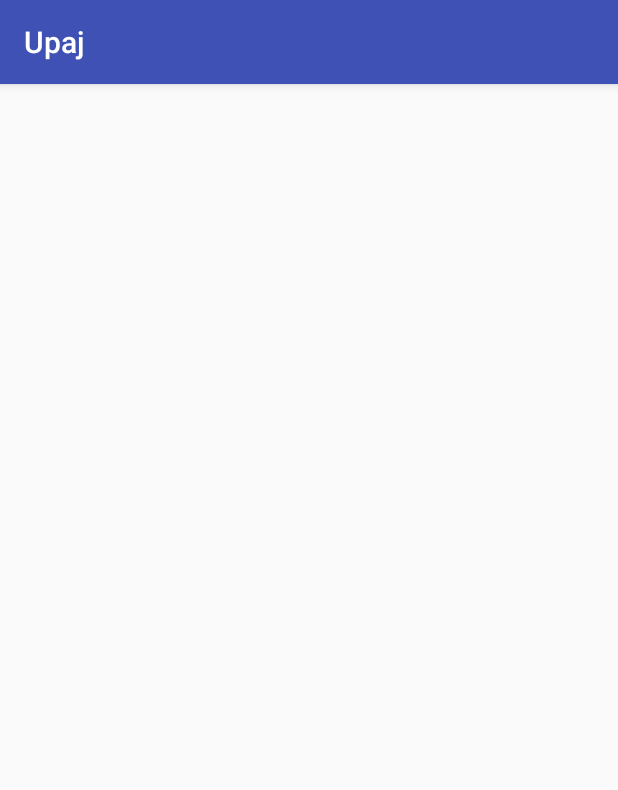
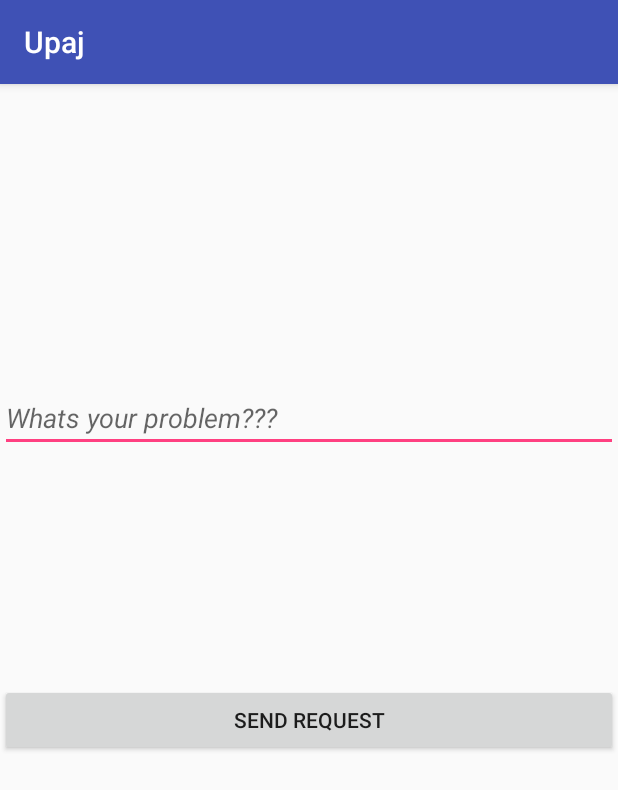
Before and after one commit to Green-Hack-2017/Upaj, an Android app: the FilingReportActivity screen opened directly, with no data from a screen before it, on a phone screen of 412 x 824 dp. Shown: the top 790 px of the screen. Run offline under Robolectric (Android 15) with nearby library versions, the phone set to English and light mode, and no system bars.

Commit message:
add report issue ui

```diff
--- a/mobile_app/Upaj/app/src/main/java/com/zeeshan/pradeep/kartik/upaj/FilingReportActivity.java
+++ b/mobile_app/Upaj/app/src/main/java/com/zeeshan/pradeep/kartik/upaj/FilingReportActivity.java
@@ -4,13 +4,24 @@ import android.graphics.Bitmap;
 import android.graphics.BitmapFactory;
 import android.support.v7.app.AppCompatActivity;
 import android.os.Bundle;
+import android.view.View;
+import android.widget.Button;
+import android.widget.EditText;
 import android.widget.ImageView;
+
+import org.json.JSONException;
+import org.json.JSONObject;
 
 public class FilingReportActivity extends AppCompatActivity {
 
     private static final String CURRENT_IMAGE_PATH = "current_image_path";
+    private static final String AADHAR_NO = "aadhar_no";
+    private static final String IMAGE_DATA = "image_data";
+
 
     ImageView mCurrentPhotoImageView;
+    Button mSendRequestButton;
+    EditText mProblemEditText;
 
     @Override
     protected void onCreate(Bundle savedInstanceState) {
@@ -18,6 +29,7 @@ public class FilingReportActivity extends AppCompatActivity {
         setContentView(R.layout.activity_filing_report);
 
         mCurrentPhotoImageView = (ImageView) findViewById(R.id.currentPhotoImageView);
+        mProblemEditText = (EditText) findViewById(R.id.problemEditText);
 
         String imagePath=getIntent().getStringExtra(CURRENT_IMAGE_PATH);
 
@@ -25,7 +37,27 @@ public class FilingReportActivity extends AppCompatActivity {
         Bitmap bmImg = BitmapFactory.decodeFile(String.valueOf(imagePath));
         mCurrentPhotoImageView.setImageBitmap(bmImg);
 
+        mSendRequestButton = (Button) findViewById(R.id.sendRequestButton);
+
+
+        mSendRequestButton.setOnClickListener(new View.OnClickListener() {
+            @Override
+            public void onClick(View v) {
+                sendRequestDataToServer();
+            }
+        });
 
 
     }
+
+    private void sendRequestDataToServer() {
+        JSONObject jsonObject = new JSONObject();
+        try{
+            jsonObject.put(AADHAR_NO,"placeholder");
+            jsonObject.put(IMAGE_DATA,new byte[20]);
+        } catch (JSONException e) {
+            e.printStackTrace();
+        }
+
+    }
 }
--- a/mobile_app/Upaj/app/src/main/res/layout/activity_filing_report.xml
+++ b/mobile_app/Upaj/app/src/main/res/layout/activity_filing_report.xml
@@ -1,15 +1,47 @@
 <?xml version="1.0" encoding="utf-8"?>
-<ScrollView xmlns:android="http://schemas.android.com/apk/res/android"
-    xmlns:app="http://schemas.android.com/apk/res-auto"
+<LinearLayout
+    xmlns:android="http://schemas.android.com/apk/res/android"
     xmlns:tools="http://schemas.android.com/tools"
     android:layout_width="match_parent"
     android:layout_height="match_parent"
-    tools:context="com.zeeshan.pradeep.kartik.upaj.FilingReportActivity">
+    tools:context="com.zeeshan.pradeep.kartik.upaj.FilingReportActivity"
+    android:orientation="vertical">
 
 
     <ImageView
         android:layout_width="match_parent"
+        android:layout_height="200dp"
+        android:id="@+id/currentPhotoImageView"
+        android:paddingLeft="30dp"
+        android:paddingRight="30dp"
+        android:scaleType="centerInside"
+        />
+
+    <ScrollView
+        android:id="@+id/requestEditText"
+        android:layout_width="match_parent"
+        android:layout_height="200dp"
+        android:backgroundTint="@color/colorPrimaryDark"
+        android:backgroundTintMode="src_in">
+
+
+        <EditText
+            android:id="@+id/problemEditText"
+            android:layout_width="match_parent"
+            android:layout_height="wrap_content"
+            android:ems="10"
+            android:hint="Whats your problem???"
+            android:textStyle="italic"
+            android:inputType="textMultiLine"
+            android:textColor="@color/colorPrimaryDark" />
+
+    </ScrollView>
+
+    <Button
+        android:layout_width="match_parent"
         android:layout_height="wrap_content"
-        android:id="@+id/currentPhotoImageView"/>
+        android:text="Send Request"
+        android:id="@+id/sendRequestButton"/>
 
-</ScrollView>
+
+</LinearLayout>
```
